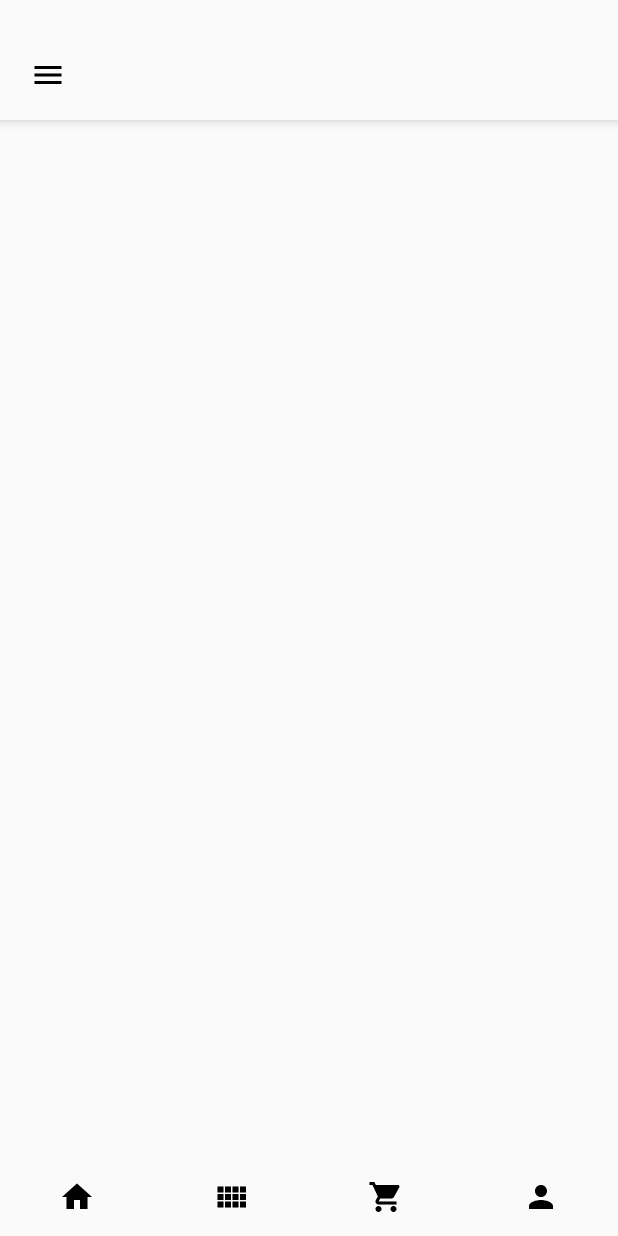
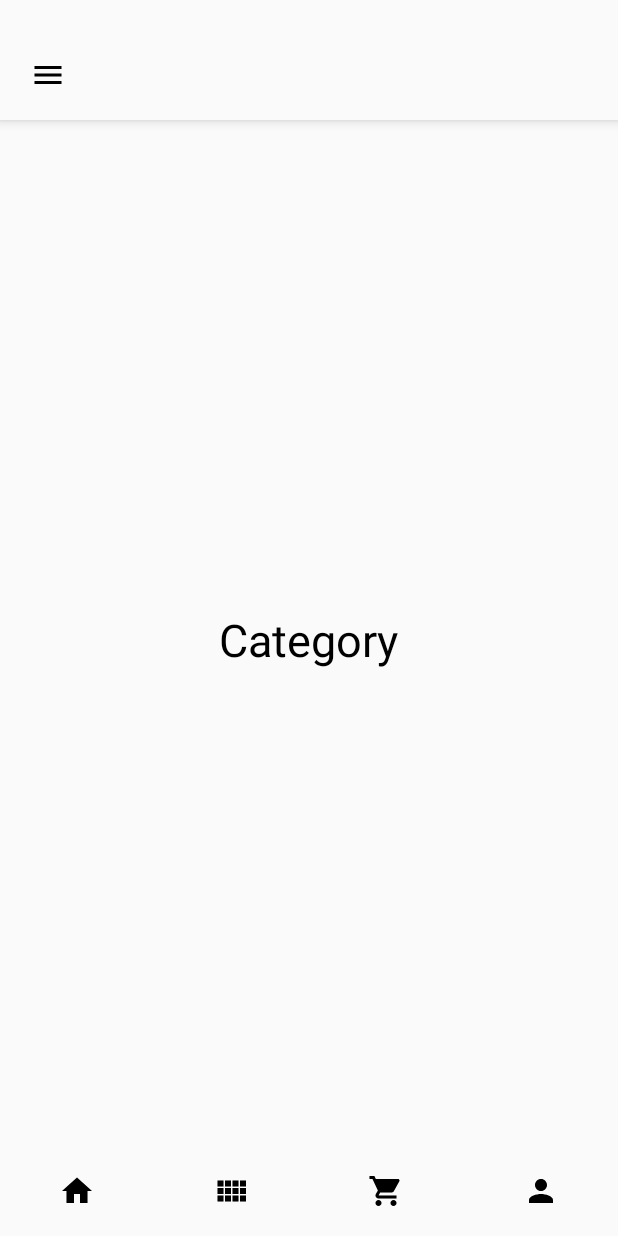
Before and after one commit to MalleAlstan/Stylish, an Android app: the screen it shows after launch (MainActivity), after a tap on an icon or button, on a phone screen of 412 x 824 dp. Run offline under Robolectric (Android 15) with nearby library versions, the phone set to English and light mode, and no system bars; our stand-ins replace data binding; 2 statements that could not run were skipped.

Commit message:
Implement 4 major nav fragments and their replacing function

```diff
--- a/app/src/main/AndroidManifest.xml
+++ b/app/src/main/AndroidManifest.xml
@@ -9,7 +9,8 @@
             android:roundIcon="@mipmap/ic_launcher_round"
             android:supportsRtl="true"
             android:theme="@style/AppTheme">
-        <activity android:name=".ui.MainActivity">
+        <activity android:name=".ui.MainActivity"
+                  android:screenOrientation="portrait">
             <intent-filter>
                 <action android:name="android.intent.action.MAIN" />
                 <category android:name="android.intent.category.LAUNCHER" />
--- a/app/src/main/java/com/john/stylish/base/BaseActivity.kt
+++ b/app/src/main/java/com/john/stylish/base/BaseActivity.kt
@@ -1,5 +1,33 @@
 package com.john.stylish.base
 
+import android.graphics.Color
+import android.os.Bundle
+import android.os.PersistableBundle
 import android.support.v7.app.AppCompatActivity
+import android.view.View
+import android.view.WindowManager
+import android.widget.ImageView
+import android.widget.Toolbar
+import kotlinx.android.synthetic.main.activity_main.*
 
-open class BaseActivity : AppCompatActivity()
+open class BaseActivity : AppCompatActivity() {
+
+    protected fun setTransparentStatusBar() {
+        val window = window
+        window.clearFlags(WindowManager.LayoutParams.FLAG_TRANSLUCENT_STATUS)
+        window.decorView.systemUiVisibility = (View.SYSTEM_UI_FLAG_LAYOUT_FULLSCREEN or View.SYSTEM_UI_FLAG_LAYOUT_STABLE)
+        window.addFlags(WindowManager.LayoutParams.FLAG_DRAWS_SYSTEM_BAR_BACKGROUNDS)
+        window.statusBarColor = Color.TRANSPARENT
+    }
+
+    protected fun setToolbarPadding(toolbar: ImageView) {
+        toolbar.setPadding(0, getStatusBarHeight(), 0, 0)
+    }
+
+    private fun getStatusBarHeight(): Int {
+        var result = 0
+        val resourceId = resources.getIdentifier("status_bar_height", "dimen", "android")
+        if (resourceId > 0) result = resources.getDimensionPixelSize(resourceId)
+        return result
+    }
+}
--- a/app/src/main/java/com/john/stylish/ui/MainActivity.kt
+++ b/app/src/main/java/com/john/stylish/ui/MainActivity.kt
@@ -1,27 +1,33 @@
 package com.john.stylish.ui
 
+import android.arch.lifecycle.Observer
 import android.arch.lifecycle.ViewModelProviders
 import android.databinding.DataBindingUtil
-import android.graphics.Color
 import android.os.Bundle
+import android.support.v4.app.Fragment
 import android.view.View
 import android.view.View.OnClickListener
-import android.view.WindowManager
 import com.john.stylish.R
 import com.john.stylish.base.BaseActivity
 import com.john.stylish.base.BaseInit
 import com.john.stylish.databinding.ActivityMainBinding
-import com.john.stylish.utils.Constants.Companion.APP_NAME
-import com.john.stylish.utils.Constants.Companion.FRAG_CART
-import com.john.stylish.utils.Constants.Companion.FRAG_CATEGORY
-import com.john.stylish.utils.Constants.Companion.FRAG_HOME
-import com.john.stylish.utils.Constants.Companion.FRAG_PROFILE
+import com.john.stylish.ui.cart.FragCart
+import com.john.stylish.ui.category.FragCategory
+import com.john.stylish.ui.home.FragHome
+import com.john.stylish.ui.profile.FragProfile
 import kotlinx.android.synthetic.main.activity_main.*
+import com.john.stylish.utils.Constants.Companion.FRAG_HOME as FRAG_HOME1
 
-class MainActivity : BaseActivity(), BaseInit, OnClickListener{
+class MainActivity : BaseActivity(), BaseInit, OnClickListener {
 
     lateinit var mMainViewModel: MainViewModel
     lateinit var mMainBinding: ActivityMainBinding
+    lateinit var mFragmentObserver: Observer<MainViewModel.FRAG_TYPE>
+
+    var mFragHome = FragHome()
+    var mFragCategory = FragCategory()
+    var mFragCart = FragCart()
+    var mFragProfile = FragProfile()
 
     override fun onCreate(savedInstanceState: Bundle?) {
         super.onCreate(savedInstanceState)
@@ -29,21 +35,29 @@ class MainActivity : BaseActivity(), BaseInit, OnClickListener{
         init()
     }
 
-    override fun init(){
+    override fun init() {
         setTransparentStatusBar()
         setDataBinding()
-        setToolbarPadding()
+        setToolbarPadding(app_toolbar)
         setOnClickListeners()
+        setObservers()
     }
 
-    private fun setDataBinding(){
+    private fun setDataBinding() {
         mMainViewModel = ViewModelProviders.of(this).get(MainViewModel::class.java)
         mMainBinding = DataBindingUtil.setContentView(this, R.layout.activity_main)
         mMainBinding.mainViewModel = mMainViewModel
         mMainBinding.setLifecycleOwner(this)
     }
 
-    private fun setOnClickListeners(){
+    private fun setObservers() {
+        mFragmentObserver = Observer { newFragment ->
+           showFragment(newFragment)
+        }
+        mMainViewModel.fragType.observe(this, mFragmentObserver)
+    }
+
+    private fun setOnClickListeners() {
         btn_nav_home.setOnClickListener(this)
         btn_nav_category.setOnClickListener(this)
         btn_nav_cart.setOnClickListener(this)
@@ -51,35 +65,30 @@ class MainActivity : BaseActivity(), BaseInit, OnClickListener{
     }
 
     override fun onClick(v: View?) {
-        when(v?.id){
-            R.id.btn_nav_home -> setFragView(APP_NAME)
-            R.id.btn_nav_category -> setFragView(FRAG_CATEGORY)
-            R.id.btn_nav_cart -> setFragView(FRAG_CART)
-            R.id.btn_nav_profile -> setFragView(FRAG_PROFILE)
+        when (v?.id) {
+            R.id.btn_nav_home -> setFragType(MainViewModel.FRAG_TYPE.HOME)
+            R.id.btn_nav_category -> setFragType(MainViewModel.FRAG_TYPE.CATEGORY)
+            R.id.btn_nav_cart -> setFragType(MainViewModel.FRAG_TYPE.CART)
+            R.id.btn_nav_profile -> setFragType(MainViewModel.FRAG_TYPE.PROFILE)
         }
     }
 
-    private fun setFragView(fragType: String){
-        mMainViewModel.currentTitle.value = fragType
+    private fun setFragType(fragType: MainViewModel.FRAG_TYPE) {
+        mMainViewModel.fragType.value = fragType
     }
 
-    private fun setTransparentStatusBar() {
-        val window = window
-        window.clearFlags(WindowManager.LayoutParams.FLAG_TRANSLUCENT_STATUS)
-        window.decorView.systemUiVisibility = (View.SYSTEM_UI_FLAG_LAYOUT_FULLSCREEN or View.SYSTEM_UI_FLAG_LAYOUT_STABLE)
-        window.addFlags(WindowManager.LayoutParams.FLAG_DRAWS_SYSTEM_BAR_BACKGROUNDS)
-        window.statusBarColor = Color.TRANSPARENT
+    private fun showFragment(fragType: MainViewModel.FRAG_TYPE?) {
+        var fragment: Fragment? = null
+        when (fragType) {
+            MainViewModel.FRAG_TYPE.HOME -> fragment = mFragHome
+            MainViewModel.FRAG_TYPE.CATEGORY -> fragment = mFragCategory
+            MainViewModel.FRAG_TYPE.CART -> fragment = mFragCart
+            MainViewModel.FRAG_TYPE.PROFILE -> fragment = mFragProfile
+        }
+
+        if (fragment != null) {
+            val transaction = supportFragmentManager.beginTransaction()
+            transaction.replace(R.id.frame_frag_container, fragment).commit()
+        }
     }
-
-    private fun setToolbarPadding() {
-        app_toolbar.setPadding(0, getStatusBarHeight(), 0, 0)
-    }
-
-    private fun getStatusBarHeight(): Int {
-        var result = 0
-        val resourceId = resources.getIdentifier("status_bar_height", "dimen", "android")
-        if (resourceId > 0) result = resources.getDimensionPixelSize(resourceId)
-        return result
-    }
-
 }
--- a/app/src/main/java/com/john/stylish/ui/MainViewModel.kt
+++ b/app/src/main/java/com/john/stylish/ui/MainViewModel.kt
@@ -2,17 +2,36 @@ package com.john.stylish.ui
 
 import android.arch.lifecycle.MutableLiveData
 import android.arch.lifecycle.ViewModel
-import android.provider.SyncStateContract
-import com.john.stylish.utils.Constants
 import com.john.stylish.utils.Constants.Companion.APP_NAME
-import com.john.stylish.utils.Constants.Companion.FRAG_HOME
+import com.john.stylish.utils.Constants.Companion.CART_TITLE
+import com.john.stylish.utils.Constants.Companion.CATEGORY_TITLE
+import com.john.stylish.utils.Constants.Companion.PROFILE_TITLE
+import com.john.stylish.ui.MainViewModel.FRAG_TYPE as FRAG_TYPE1
 
 
 class MainViewModel: ViewModel(){
 
-    var currentTitle = MutableLiveData<String>()
+    var fragType = MutableLiveData<FRAG_TYPE>()
+
+    enum class FRAG_TYPE{
+        HOME,
+        CATEGORY,
+        CART,
+        PROFILE;
+
+        fun getTitle(): String {
+            var title = APP_NAME
+            when(this){
+                HOME -> title = APP_NAME
+                CATEGORY -> title = CATEGORY_TITLE
+                CART -> title = CART_TITLE
+                PROFILE -> title = PROFILE_TITLE
+            }
+            return title
+        }
+    }
 
     init {
-        currentTitle.value = APP_NAME
+        fragType.value = FRAG_TYPE.HOME
     }
 }
--- /dev/null
+++ b/app/src/main/java/com/john/stylish/ui/cart/CartViewModel.kt
@@ -0,0 +1,5 @@
+package com.john.stylish.ui.cart
+
+import android.arch.lifecycle.ViewModel
+
+class CartViewModel : ViewModel ()
--- /dev/null
+++ b/app/src/main/java/com/john/stylish/ui/cart/FragCart.kt
@@ -0,0 +1,17 @@
+package com.john.stylish.ui.cart
+
+import android.os.Bundle
+import android.support.v4.app.Fragment
+import android.view.LayoutInflater
+import android.view.View
+import android.view.ViewGroup
+import com.john.stylish.R
+
+class FragCart : Fragment() {
+
+    override fun onCreateView(inflater: LayoutInflater, container: ViewGroup?, savedInstanceState: Bundle?): View? {
+        var root = inflater.inflate(R.layout.frag_cart, container, false);
+
+        return root
+    }
+}
--- /dev/null
+++ b/app/src/main/java/com/john/stylish/ui/category/CategoryViewModel.kt
@@ -0,0 +1,5 @@
+package com.john.stylish.ui.category
+
+import android.arch.lifecycle.ViewModel
+
+class CategoryViewModel : ViewModel()
--- /dev/null
+++ b/app/src/main/java/com/john/stylish/ui/category/FragCategory.kt
@@ -0,0 +1,17 @@
+package com.john.stylish.ui.category
+
+import android.os.Bundle
+import android.support.v4.app.Fragment
+import android.view.LayoutInflater
+import android.view.View
+import android.view.ViewGroup
+import com.john.stylish.R
+
+class FragCategory: Fragment(){
+
+    override fun onCreateView(inflater: LayoutInflater, container: ViewGroup?, savedInstanceState: Bundle?): View? {
+        var root = inflater.inflate(R.layout.frag_category, container, false);
+
+        return root
+    }
+}
--- /dev/null
+++ b/app/src/main/java/com/john/stylish/ui/home/FragHome.kt
@@ -0,0 +1,17 @@
+package com.john.stylish.ui.home
+
+import android.os.Bundle
+import android.support.v4.app.Fragment
+import android.view.LayoutInflater
+import android.view.View
+import android.view.ViewGroup
+import com.john.stylish.R
+
+class FragHome: Fragment(){
+
+    override fun onCreateView(inflater: LayoutInflater, container: ViewGroup?, savedInstanceState: Bundle?): View? {
+        var root = inflater.inflate(R.layout.frag_home, container, false);
+
+        return root
+    }
+}
--- /dev/null
+++ b/app/src/main/java/com/john/stylish/ui/home/HomeViewModel.kt
@@ -0,0 +1,5 @@
+package com.john.stylish.ui.home
+
+import android.arch.lifecycle.ViewModel
+
+class HomeViewModel : ViewModel()
--- /dev/null
+++ b/app/src/main/java/com/john/stylish/ui/profile/FragProfile.kt
@@ -0,0 +1,17 @@
+package com.john.stylish.ui.profile
+
+import android.os.Bundle
+import android.support.v4.app.Fragment
+import android.view.LayoutInflater
+import android.view.View
+import android.view.ViewGroup
+import com.john.stylish.R
+
+class FragProfile: Fragment(){
+
+    override fun onCreateView(inflater: LayoutInflater, container: ViewGroup?, savedInstanceState: Bundle?): View? {
+        var root = inflater.inflate(R.layout.frag_profile, container, false);
+
+        return root
+    }
+}
--- /dev/null
+++ b/app/src/main/java/com/john/stylish/ui/profile/ProfileviewModel.kt
@@ -0,0 +1,5 @@
+package com.john.stylish.ui.profile
+
+import android.arch.lifecycle.ViewModel
+
+class ProfileViewModel : ViewModel()
--- a/app/src/main/java/com/john/stylish/utils/Constants.kt
+++ b/app/src/main/java/com/john/stylish/utils/Constants.kt
@@ -8,8 +8,8 @@ class Constants {
         const val STYLISH_BASE_URL = "https://api.appworks-school.tw/api/1.0"
 
         const val FRAG_HOME = "HOME"
-        const val FRAG_CATEGORY = "CATEGORY"
-        const val FRAG_CART = "CART"
-        const val FRAG_PROFILE = "PROFILE"
+        const val CATEGORY_TITLE = "CATEGORY"
+        const val CART_TITLE = "CART"
+        const val PROFILE_TITLE = "PROFILE"
     }
 }
--- a/app/src/main/res/layout/activity_main.xml
+++ b/app/src/main/res/layout/activity_main.xml
@@ -41,7 +41,7 @@
                 android:id="@+id/app_title"
                 android:layout_width="wrap_content"
                 android:layout_height="wrap_content"
-                tools:text="@{String.valueOf(MainViewModel.currentTitle)}"
+                tools:text="@{String.valueOf(MainViewModel.fragType.getTitle())}"
                 android:textColor="@color/black_00"
                 android:textSize="30dp"
                 android:elevation="40dp"
@@ -50,15 +50,30 @@
                 app:layout_constraintStart_toStartOf="parent"
                 app:layout_constraintBottom_toBottomOf="@+id/app_toolbar"/>
 
-        <LinearLayout android:layout_width="match_parent"
-                      android:layout_height="50dp"
-                      app:layout_constraintBottom_toBottomOf="parent" app:layout_constraintStart_toStartOf="parent"
-                      app:layout_constraintEnd_toEndOf="parent" android:id="@+id/linearLayout2">
+        <FrameLayout
+                android:id="@+id/frame_frag_container"
+                android:layout_width="0dp"
+                android:layout_height="0dp"
+                app:layout_constraintStart_toStartOf="parent"
+                app:layout_constraintTop_toBottomOf="@+id/app_toolbar"
+                app:layout_constraintEnd_toEndOf="parent"
+                app:layout_constraintBottom_toTopOf="@+id/linear_nav_buttons"
+                android:layout_marginEnd="8dp"
+                android:layout_marginStart="8dp">
 
+        </FrameLayout>
+
+        <LinearLayout
+                android:id="@+id/linear_nav_buttons"
+                android:layout_width="match_parent"
+                android:layout_height="60dp"
+                app:layout_constraintBottom_toBottomOf="parent"
+                app:layout_constraintStart_toStartOf="parent"
+                app:layout_constraintEnd_toEndOf="parent">
 
             <android.support.constraint.ConstraintLayout
                     android:layout_width="0dp"
-                    android:layout_height="wrap_content"
+                    android:layout_height="match_parent"
                     android:layout_weight="1"
                     android:elevation="20dp">
 
@@ -93,7 +108,7 @@
 
             <android.support.constraint.ConstraintLayout
                     android:layout_width="0dp"
-                    android:layout_height="wrap_content"
+                    android:layout_height="match_parent"
                     android:layout_weight="1"
                     android:elevation="20dp">
 
@@ -128,7 +143,7 @@
 
             <android.support.constraint.ConstraintLayout
                     android:layout_width="0dp"
-                    android:layout_height="wrap_content"
+                    android:layout_height="match_parent"
                     android:layout_weight="1"
                     android:elevation="20dp">
 
@@ -163,7 +178,7 @@
 
             <android.support.constraint.ConstraintLayout
                     android:layout_width="0dp"
-                    android:layout_height="wrap_content"
+                    android:layout_height="match_parent"
                     android:layout_weight="1"
                     android:elevation="20dp">
 
--- /dev/null
+++ b/app/src/main/res/layout/frag_category.xml
@@ -0,0 +1,21 @@
+<?xml version="1.0" encoding="utf-8"?>
+<layout xmlns:app="http://schemas.android.com/apk/res-auto" xmlns:android="http://schemas.android.com/apk/res/android">
+
+    <android.support.constraint.ConstraintLayout
+            android:layout_width="match_parent"
+            android:layout_height="match_parent"
+            android:background="@color/white_fa">
+
+        <TextView
+                android:layout_width="wrap_content"
+                android:layout_height="wrap_content"
+                android:text="Category"
+                android:textSize="30dp"
+                android:textColor="@color/black_00"
+                app:layout_constraintStart_toStartOf="parent"
+                app:layout_constraintEnd_toEndOf="parent"
+                app:layout_constraintBottom_toBottomOf="parent"
+                android:layout_marginTop="8dp" app:layout_constraintTop_toTopOf="parent"/>
+
+    </android.support.constraint.ConstraintLayout>
+</layout>
```
Also changed, not shown: app/src/main/res/layout/frag_cart.xml (added, +21 -0 lines), app/src/main/res/layout/frag_home.xml (added, +21 -0 lines), app/src/main/res/layout/frag_profile.xml (added, +21 -0 lines), 2 other files.
